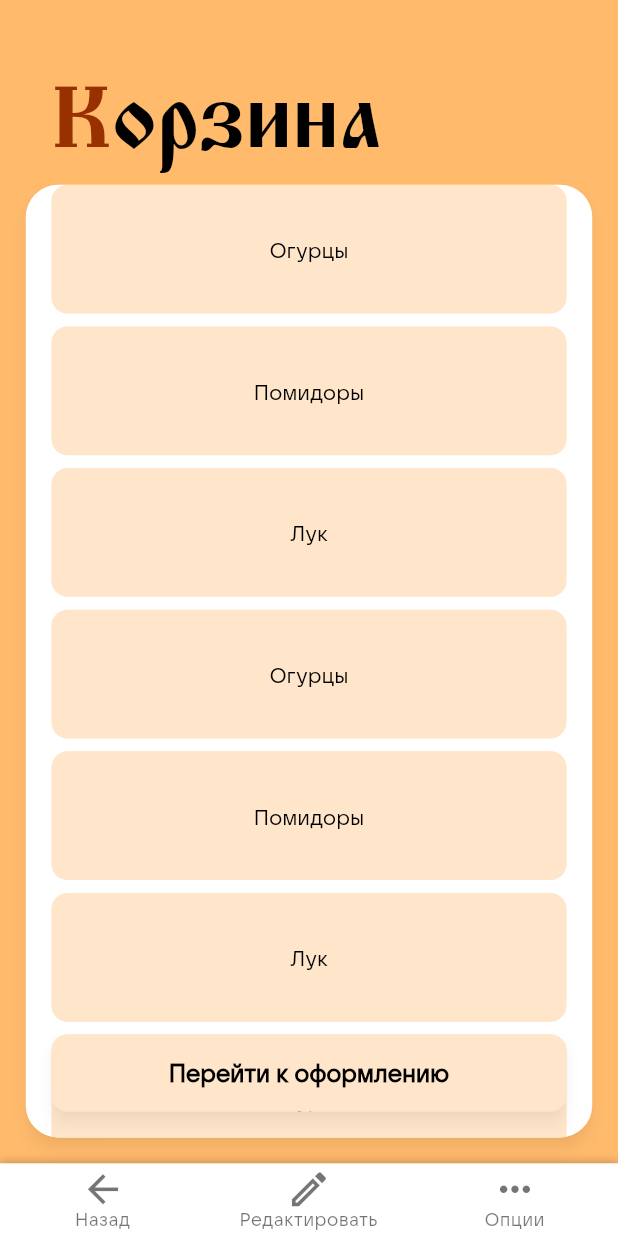
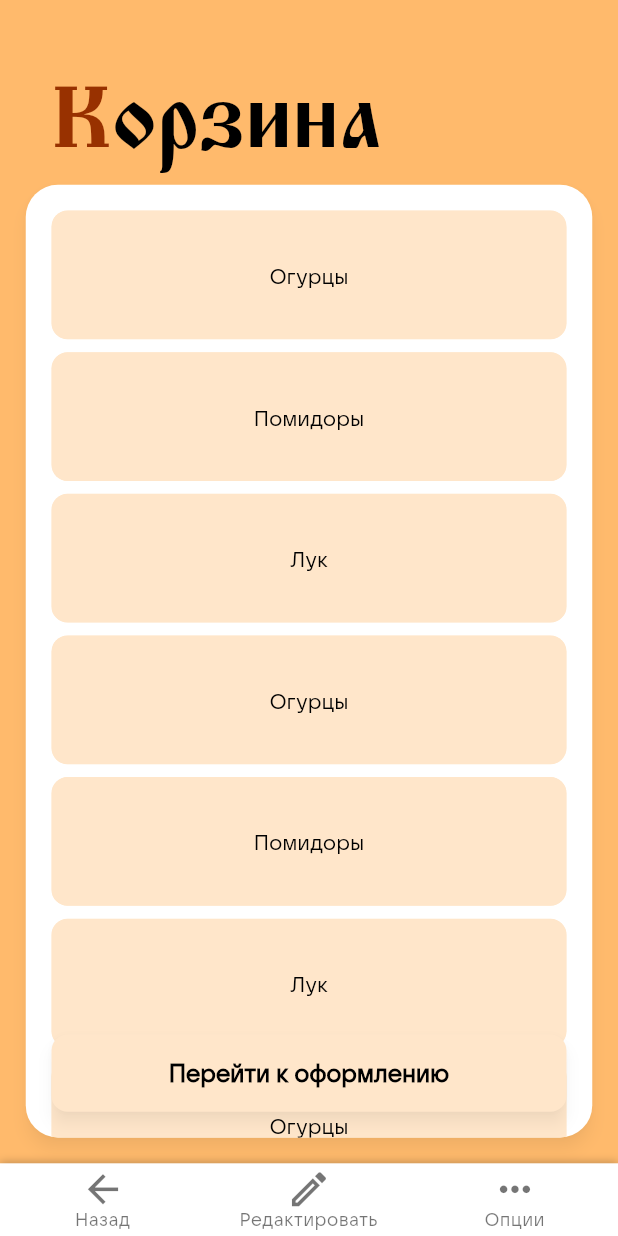
Before and after one commit to spbu-math-cs/zakroma, a Flutter app: the screen it shows after launch, after a tap on the "local mall" icon, on a phone screen of 412 x 824 dp. Run offline on Flutter 3.47's test engine with Material 2 defaults, Android fonts, the light colour scheme and no system bars; our stand-ins replace dotted_border, flutter_riverpod, wtf_sliding_sheet; missing offline and left inert: external_app_launcher.

Commit message:
refactor(c-scaffold + flat-list): add title to custom scaffold, correct flat-list padding

```diff
--- a/lib/pages/cart.dart
+++ b/lib/pages/cart.dart
@@ -2,11 +2,9 @@ import 'package:external_app_launcher/external_app_launcher.dart';
 import 'package:flutter/material.dart';
 import 'package:flutter/services.dart';
 import 'package:flutter_riverpod/flutter_riverpod.dart';
-import 'package:zakroma_frontend/utility/flat_list.dart';
-import 'package:zakroma_frontend/utility/rr_buttons.dart';
-import 'package:zakroma_frontend/utility/rr_surface.dart';
-import 'package:zakroma_frontend/utility/styled_headline.dart';
-
+import '../utility/flat_list.dart';
+import '../utility/rr_buttons.dart';
+import '../utility/rr_surface.dart';
 import '../constants.dart';
 import '../utility/custom_scaffold.dart';
 import '../utility/navigation_bar.dart';
@@ -19,31 +17,12 @@ class CartPage extends ConsumerWidget {
     final constants =
         ref.watch(constantsProvider(MediaQuery.of(context).size.width));
     return CustomScaffold(
-      body: Column(
+      title: 'Корзина',
+      body: RRSurface(
+          child: Stack(children: [
+            const FlatList(
+                separator: FlatListSeparator.rrBorder,
                 children: [
-          // Заголовок экрана: «Корзина»
-          Expanded(
-            flex: 9,
-            child: Padding(
-              padding: constants.dAppHeadlinePadding,
-              child: Align(
-                alignment: Alignment.topLeft,
-                child: StyledHeadline(
-                  text: 'Корзина',
-                  textStyle: Theme.of(context).textTheme.displayLarge,
-                ),
-              ),
-            ),
-          ),
-          Expanded(
-            flex: Constants.screenHeight - 9,
-            child: RRSurface(
-                child: Stack(children: [
-              FlatList(
-                  separator: FlatListSeparator.rrBorder,
-                  padding: EdgeInsets.symmetric(
-                      horizontal: constants.paddingUnit * 2),
-                  children: const [
                   Center(child: Text('Огурцы')),
                   Center(child: Text('Помидоры')),
                   Center(child: Text('Лук')),
@@ -103,9 +82,6 @@ class CartPage extends ConsumerWidget {
               ),
             )
           ])),
-          )
-        ],
-      ),
       bottomNavigationBar: FunctionalBottomBar(
         selectedIndex: -1, // никогда не хотим выделять никакую кнопку
         destinations: [
@@ -132,5 +108,6 @@ class CartPage extends ConsumerWidget {
         ],
       ),
     );
+
   }
 }
--- a/lib/pages/diet_list.dart
+++ b/lib/pages/diet_list.dart
@@ -15,35 +15,12 @@ class DietListPage extends ConsumerWidget {
 
   @override
   Widget build(BuildContext context, WidgetRef ref) {
+    // final constants = ref.watch(constantsProvider(MediaQuery.of(context).size.width));
     final diets = ref.watch(dietListProvider);
 
     return CustomScaffold(
-      body: Column(
-        children: [
-          // Заголовок
-          Expanded(
-            flex: 1,
-            child: Padding(
-              padding: EdgeInsets.only(left: dPadding.horizontal),
-              child: Align(
-                alignment: Alignment.centerLeft,
-                child: LayoutBuilder(
-                  builder: (context, constraints) => StyledHeadline(
-                    text: 'Рационы',
-                    textStyle:
-                        Theme.of(context).textTheme.displaySmall!.copyWith(
-                              fontSize: 3 * constraints.maxHeight / 4,
-                            ),
-                  ),
-                ),
-              ),
-            ),
-          ),
-          // Список всех рационов
-          Expanded(
-            flex: 10,
-            child: RRSurface(
-              padding: dPadding.copyWith(bottom: dPadding.vertical),
+      title: 'Питание',
+      body: RRSurface(
         child: Padding(
           padding: EdgeInsets.only(top: dPadding.top),
           child: LayoutBuilder(builder: (context, constraints) {
@@ -55,9 +32,6 @@ class DietListPage extends ConsumerWidget {
                     ));
           }),
         ),
-            ),
-          ),
-        ],
       ),
     );
   }
--- a/lib/pages/home.dart
+++ b/lib/pages/home.dart
@@ -27,22 +27,9 @@ class HomePage extends ConsumerWidget {
     debugPrint('home, todayMeals = $todayMeals');
 
     return CustomScaffold(
+      title: 'Закрома',
       body: Column(
         children: [
-          // Заголовок приложения: «Закрома»
-          Expanded(
-            flex: 9,
-            child: Padding(
-              padding: constants.dAppHeadlinePadding,
-              child: Align(
-                alignment: Alignment.topLeft,
-                child: StyledHeadline(
-                  text: 'Закрома',
-                  textStyle: Theme.of(context).textTheme.displayLarge,
-                ),
-              ),
-            ),
-          ),
           // Пользователи в группе
           Expanded(
               flex: 12,
--- a/lib/pages/settings.dart
+++ b/lib/pages/settings.dart
@@ -32,27 +32,9 @@ class _SettingsPageState extends ConsumerState<SettingsPage> {
     ];
 
     return CustomScaffold(
+      title: 'Настройки',
       body: Column(
         children: [
-          // Заголовок
-          Expanded(
-            flex: 1,
-            child: Padding(
-              padding: EdgeInsets.only(left: dPadding.horizontal),
-              child: Align(
-                alignment: Alignment.centerLeft,
-                child: LayoutBuilder(
-                  builder: (context, constraints) => StyledHeadline(
-                    text: 'Настройки',
-                    textStyle:
-                        Theme.of(context).textTheme.displaySmall!.copyWith(
-                              fontSize: 3 * constraints.maxHeight / 4,
-                            ),
-                  ),
-                ),
-              ),
-            ),
-          ),
           // Профиль пользователя и его группы
           Expanded(
             flex: 4,
--- a/lib/utility/custom_scaffold.dart
+++ b/lib/utility/custom_scaffold.dart
@@ -2,7 +2,10 @@ import 'package:flutter/material.dart';
 import 'package:flutter_riverpod/flutter_riverpod.dart';
 import 'package:zakroma_frontend/constants.dart';
 
+import 'styled_headline.dart';
+
 class CustomScaffold extends ConsumerWidget {
+  final String? title;
   final Widget body;
   final Widget? bottomNavigationBar;
   final Widget? floatingActionButton;
@@ -11,6 +14,7 @@ class CustomScaffold extends ConsumerWidget {
   const CustomScaffold({
     super.key,
     required this.body,
+    this.title,
     this.bottomNavigationBar,
     this.floatingActionButton,
     this.floatingActionButtonLocation,
@@ -30,7 +34,27 @@ class CustomScaffold extends ConsumerWidget {
           debugPrint('topPadding = ${topPadding.toString()}');
           return Padding(
             padding: EdgeInsets.only(top: topPadding > 0 ? topPadding : 0),
-            child: body,
+            child: title == null
+                ? body
+                : Column(
+                    children: [
+                      Expanded(
+                        flex: 9,
+                        child: Padding(
+                          padding: constants.dAppHeadlinePadding,
+                          child: Align(
+                            alignment: Alignment.topLeft,
+                            child: StyledHeadline(
+                              text: title!,
+                              textStyle:
+                                  Theme.of(context).textTheme.displayLarge,
+                            ),
+                          ),
+                        ),
+                      ),
+                      Expanded(flex: Constants.screenHeight - 9, child: body)
+                    ],
+                  ),
           );
         }),
       ),
--- a/lib/utility/flat_list.dart
+++ b/lib/utility/flat_list.dart
@@ -1,6 +1,5 @@
 import 'package:flutter/material.dart';
 import 'package:flutter_riverpod/flutter_riverpod.dart';
-
 import '../constants.dart';
 
 class FlatList extends ConsumerWidget {
@@ -9,8 +8,9 @@ class FlatList extends ConsumerWidget {
   final Alignment childAlignment;
   final EdgeInsets? childPadding;
   final Color? dividerColor;
-  final double dividerThickness;
+  final double? dividerThickness;
   final EdgeInsets? padding;
+  final ScrollController? scrollController;
   final ScrollPhysics scrollPhysics;
 
   const FlatList({
@@ -19,9 +19,10 @@ class FlatList extends ConsumerWidget {
     this.childAlignment = Alignment.bottomLeft,
     this.childPadding,
     this.dividerColor,
-    this.dividerThickness = 1.0,
+    this.dividerThickness,
+    this.padding,
     this.scrollPhysics = const ClampingScrollPhysics(),
-    this.padding,
+    this.scrollController,
     required this.children,
   });
 
@@ -29,12 +30,19 @@ class FlatList extends ConsumerWidget {
   Widget build(BuildContext context, WidgetRef ref) {
     final constants =
         ref.watch(constantsProvider(MediaQuery.of(context).size.width));
+
     return CustomScrollView(
+      controller: scrollController,
       slivers: [
         SliverPadding(
-          padding: padding ?? EdgeInsets.all(constants.paddingUnit * 2),
+          padding: padding ??
+              EdgeInsets.all(constants.paddingUnit * 2) -
+                  EdgeInsets.only(
+                      bottom: childPadding?.bottom ?? constants.paddingUnit),
+          // вычитаем, так как у нижнего элемента есть отступ снизу, равный
+          // childPadding.bottom или constants.paddingUnit (по умолчанию)
           sliver: SliverFixedExtentList(
-            itemExtent: constants.paddingUnit * 11,
+              itemExtent: constants.paddingUnit * 11,
               delegate: SliverChildBuilderDelegate(
                   childCount: children.length,
                   (context, index) => switch (separator) {
@@ -57,7 +65,10 @@ class FlatList extends ConsumerWidget {
                                     borderRadius: BorderRadius.circular(
                                         constants.dInnerRadius),
                                     side: BorderSide(
-                                        color: Theme.of(context).colorScheme.outline, width: 2)),
+                                        color: Theme.of(context)
+                                            .colorScheme
+                                            .outline,
+                                        width: 2)),
                                 clipBehavior: Clip.antiAlias,
                                 child: children[index])),
                       })),
```
Lines whose indentation alone changed are shown as unchanged.
